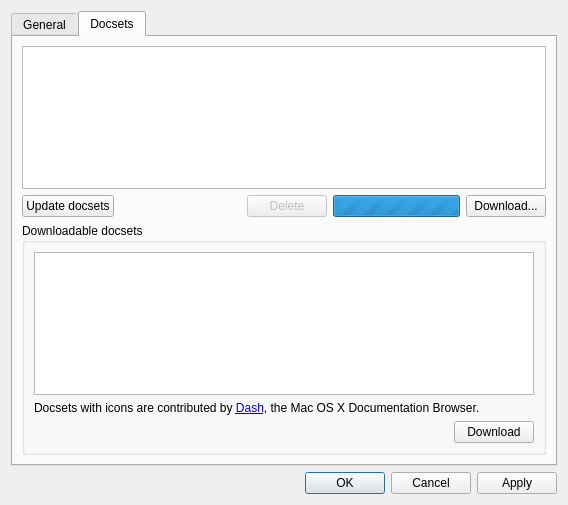
Old version of the form zeal/zealsettingsdialog.ui in the repository zealdocs/zeal.
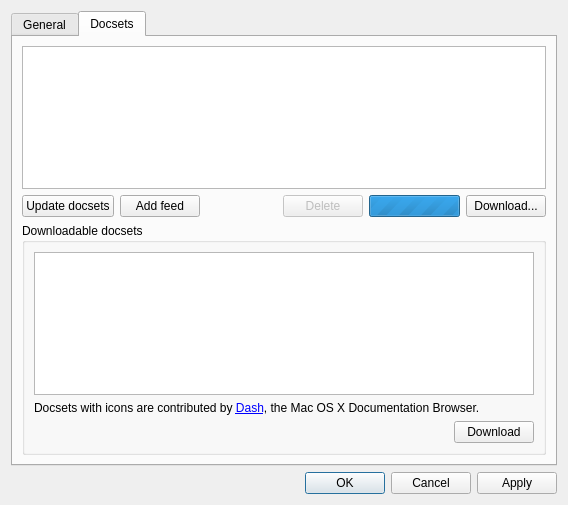
New version of the form. Custom widgets are drawn as their Qt base class.

Commit message: Custom docset feeds. Fixed button states.

Diff of the .ui file:
```diff
--- a/zeal/zealsettingsdialog.ui
+++ b/zeal/zealsettingsdialog.ui
@@ -154,6 +154,13 @@
            </property>
           </widget>
          </item>
+         <item>
+          <widget class="QPushButton" name="addFeedButton">
+           <property name="text">
+            <string>Add feed</string>
+           </property>
+          </widget>
+         </item>
          <item>
           <spacer name="horizontalSpacer">
            <property name="orientation">
```
The commit also changes 2 other files.
